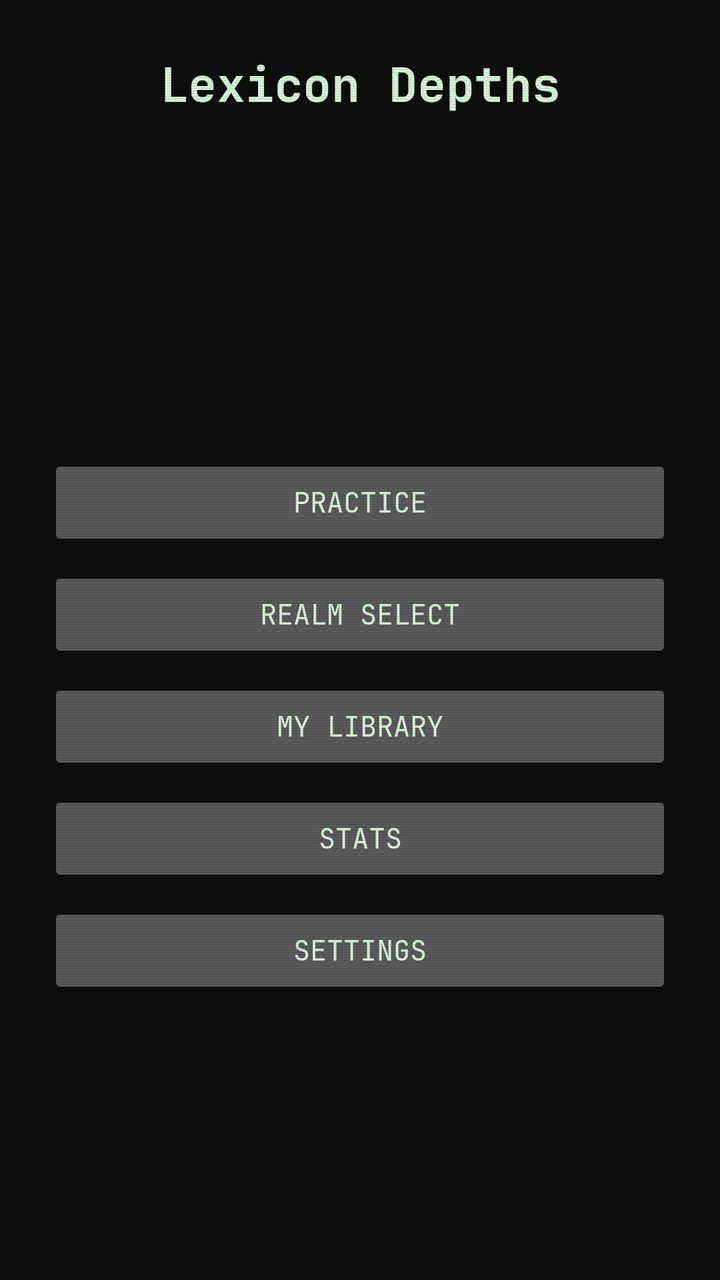
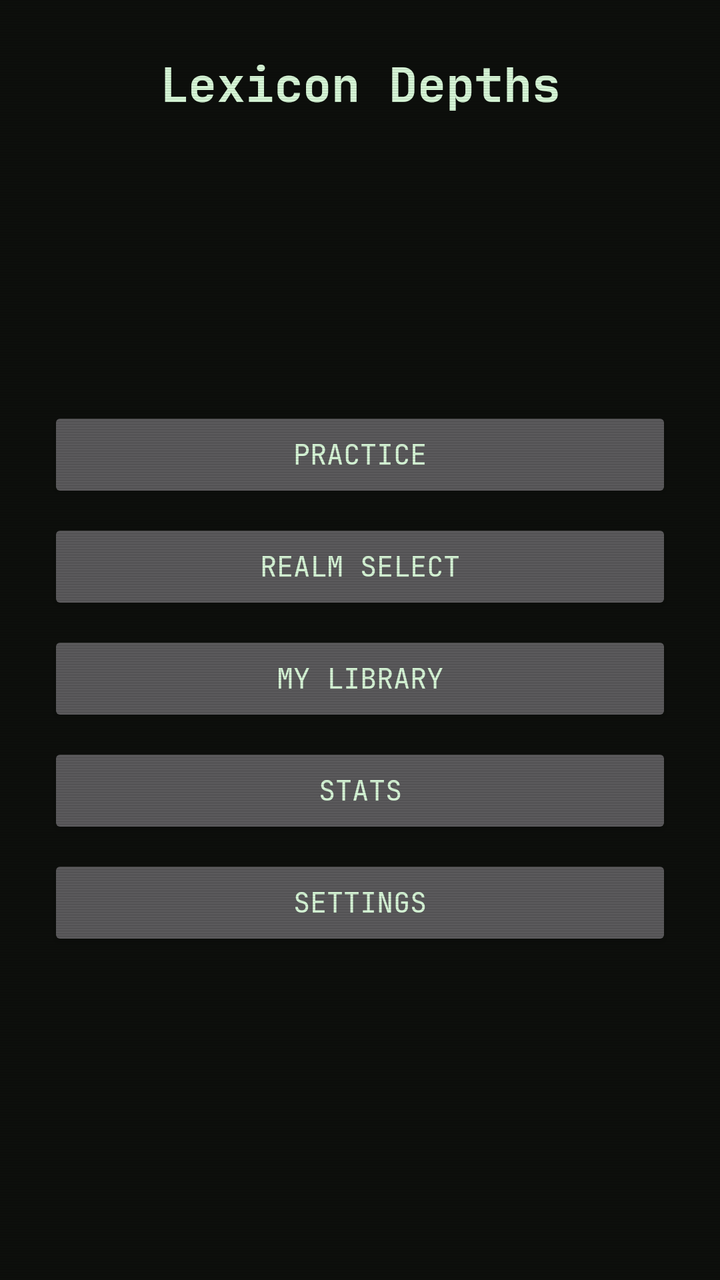

Two renders of the same Android screen: before a commit and after it. Below are the layout's source before the change and the commit's diff.
<!-- AndroidManifest.xml: application theme Theme.Lexicon -->
<!-- res/layout/activity_hub.xml -->
<?xml version="1.0" encoding="utf-8"?>
<FrameLayout xmlns:android="http://schemas.android.com/apk/res/android"
    android:layout_width="match_parent"
    android:layout_height="match_parent"
    android:background="@color/bg">

    <ScrollView
        android:layout_width="match_parent"
        android:layout_height="match_parent">

        <LinearLayout
            android:layout_width="match_parent"
            android:layout_height="wrap_content"
            android:orientation="vertical"
            android:gravity="center_horizontal"
            android:padding="@dimen/space_lg">

            <TextView
                android:id="@+id/titleText"
                android:layout_width="wrap_content"
                android:layout_height="wrap_content"
                android:text="@string/app_name"
                android:textAppearance="@style/TextAppearance.Lexicon.Title" />

            <TextView
                android:id="@+id/cefrText"
                android:layout_width="wrap_content"
                android:layout_height="wrap_content"
                android:layout_marginTop="@dimen/space_lg"
                android:textAppearance="@style/TextAppearance.Lexicon.Body" />

            <TextView
                android:id="@+id/streakText"
                android:layout_width="wrap_content"
                android:layout_height="wrap_content"
                android:layout_marginTop="@dimen/space_xs"
                android:textAppearance="@style/TextAppearance.Lexicon.Body" />

            <TextView
                android:id="@+id/dueText"
                android:layout_width="wrap_content"
                android:layout_height="wrap_content"
                android:layout_marginTop="@dimen/space_xs"
                android:textAppearance="@style/TextAppearance.Lexicon.Body" />

            <TextView
                android:id="@+id/marksText"
                android:layout_width="wrap_content"
                android:layout_height="wrap_content"
                android:layout_marginTop="@dimen/space_xs"
                android:textAppearance="@style/TextAppearance.Lexicon.Body" />

            <Button
                android:id="@+id/practiceButton"
                android:layout_width="match_parent"
                android:layout_height="wrap_content"
                android:layout_marginTop="@dimen/space_xl"
                android:text="@string/hub_btn_practice" />

            <Button
                android:id="@+id/realmButton"
                android:layout_width="match_parent"
                android:layout_height="wrap_content"
                android:layout_marginTop="@dimen/space_sm"
                android:text="@string/hub_btn_realm" />

            <Button
                android:id="@+id/libraryButton"
                android:layout_width="match_parent"
                android:layout_height="wrap_content"
                android:layout_marginTop="@dimen/space_sm"
                android:text="@string/hub_btn_library" />

            <Button
                android:id="@+id/statsButton"
                android:layout_width="match_parent"
                android:layout_height="wrap_content"
                android:layout_marginTop="@dimen/space_sm"
                android:text="@string/hub_btn_stats" />

            <Button
                android:id="@+id/settingsButton"
                android:layout_width="match_parent"
                android:layout_height="wrap_content"
                android:layout_marginTop="@dimen/space_sm"
                android:text="@string/hub_btn_settings" />

        </LinearLayout>
    </ScrollView>

    <View
        android:layout_width="match_parent"
        android:layout_height="match_parent"
        android:alpha="0.5"
        android:background="@drawable/scanlines"
        android:clickable="false"
        android:focusable="false"
        android:importantForAccessibility="no" />

</FrameLayout>
<!-- resources referenced by this layout -->
<resources>
  <color name="bg">#0D0F0C</color>
  <dimen name="space_lg">24dp</dimen>
  <dimen name="space_sm">8dp</dimen>
  <dimen name="space_xl">32dp</dimen>
  <dimen name="space_xs">4dp</dimen>
  <!-- drawable scanlines (drawable) -->
  <?xml version="1.0" encoding="utf-8"?>
  <bitmap xmlns:android="http://schemas.android.com/apk/res/android"
      android:src="@drawable/scanline_tile"
      android:tileMode="repeat"
      android:antialias="false"
      android:filter="false" />
  <string name="app_name">Lexicon Depths</string>
  <string name="hub_btn_library">My Library</string>
  <string name="hub_btn_practice">Practice</string>
  <string name="hub_btn_realm">Realm Select</string>
  <string name="hub_btn_settings">Settings</string>
  <string name="hub_btn_stats">Stats</string>
  <style name="TextAppearance.Lexicon.Body" parent="TextAppearance.Material3.BodyLarge">
          <item name="fontFamily">@font/mono_font_family</item>
          <item name="android:fontFamily">@font/mono_font_family</item>
          <item name="android:textColor">@color/fg</item>
          <item name="android:textSize">@dimen/text_body</item>
      </style>
  <style name="TextAppearance.Lexicon.Title" parent="TextAppearance.Material3.HeadlineSmall">
          <item name="fontFamily">@font/mono_font_family</item>
          <item name="android:fontFamily">@font/mono_font_family</item>
          <item name="android:textColor">@color/fg</item>
          <item name="android:textSize">@dimen/text_title</item>
          <item name="android:textStyle">bold</item>
      </style>
  <style name="Theme.Lexicon" parent="Theme.Material3.Dark.NoActionBar">
          <item name="colorPrimary">@color/accent</item>
          <item name="colorOnPrimary">@color/bg</item>
          <item name="colorSecondary">@color/fg_dim</item>
          <item name="colorSurface">@color/surface</item>
          <item name="colorOnSurface">@color/fg</item>
          <item name="android:colorBackground">@color/bg</item>
          <item name="android:textColorPrimary">@color/fg</item>
          <item name="android:textColorSecondary">@color/fg_dim</item>
          <item name="android:fontFamily">@font/mono_font_family</item>
          <item name="fontFamily">@font/mono_font_family</item>
          <item name="android:windowBackground">@color/bg</item>
      </style>
  <!-- drawable scanline_tile: png bitmap (drawable-nodpi, 72 bytes) -->
  <color name="fg">#D6F5D6</color>
  <dimen name="text_body">16sp</dimen>
  <dimen name="text_title">24sp</dimen>
  <color name="accent">#33FF66</color>
  <color name="fg_dim">#7A9B7A</color>
  <color name="surface">#161A14</color>
</resources>

<!-- the commit's change to res/layout/activity_hub.xml (unified diff, before → after) -->
@@ -51,10 +51,18 @@
                 android:textAppearance="@style/TextAppearance.Lexicon.Body" />
 
             <Button
+                android:id="@+id/resumeRunButton"
+                android:layout_width="match_parent"
+                android:layout_height="wrap_content"
+                android:layout_marginTop="@dimen/space_xl"
+                android:visibility="gone"
+                android:text="@string/hub_btn_resume_run" />
+
+            <Button
                 android:id="@+id/practiceButton"
                 android:layout_width="match_parent"
                 android:layout_height="wrap_content"
-                android:layout_marginTop="@dimen/space_xl"
+                android:layout_marginTop="@dimen/space_sm"
                 android:text="@string/hub_btn_practice" />
 
             <Button
<!-- resource entries referenced after the edit -->
@@ -16,6 +16,7 @@
   <string name="hub_btn_library">My Library</string>
   <string name="hub_btn_practice">Practice</string>
   <string name="hub_btn_realm">Realm Select</string>
+  <string name="hub_btn_resume_run">Resume Run</string>
   <string name="hub_btn_settings">Settings</string>
   <string name="hub_btn_stats">Stats</string>
   <style name="TextAppearance.Lexicon.Body" parent="TextAppearance.Material3.BodyLarge">
